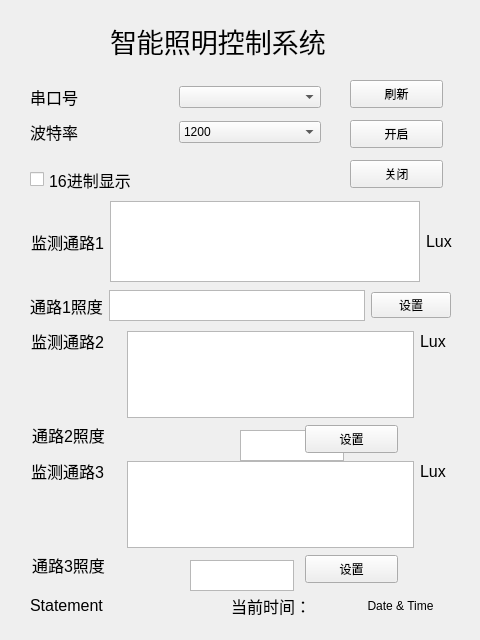
This is interface.ui in lifzcn/UpperComputerSoftware as Qt 5 draws it before an edit. The edited form follows.
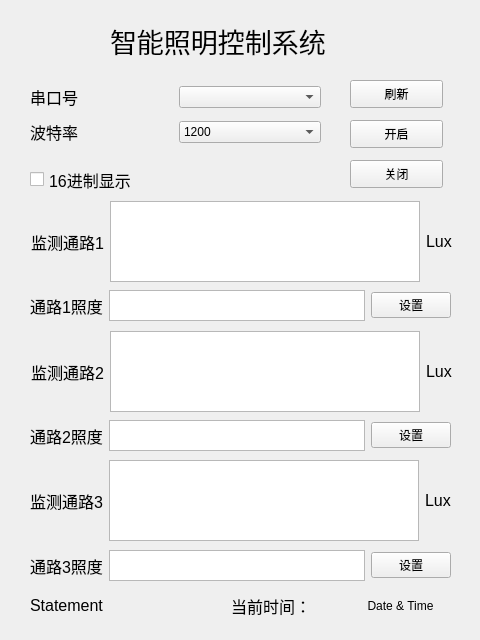
This is the edited form.

What changed in the file:
```diff
--- a/interface.ui
+++ b/interface.ui
@@ -236,187 +236,7 @@
     <string>刷新</string>
    </property>
   </widget>
-  <widget class="QTextEdit" name="textEdit_SetLight2">
-   <property name="geometry">
-    <rect>
-     <x>240</x>
-     <y>430</y>
-     <width>104</width>
-     <height>31</height>
-    </rect>
-   </property>
-  </widget>
-  <widget class="QTextEdit" name="textEdit_SetLight3">
-   <property name="geometry">
-    <rect>
-     <x>190</x>
-     <y>560</y>
-     <width>104</width>
-     <height>31</height>
-    </rect>
-   </property>
-  </widget>
-  <widget class="QLabel" name="label_MonitorName2">
-   <property name="geometry">
-    <rect>
-     <x>31</x>
-     <y>331</y>
-     <width>90</width>
-     <height>20</height>
-    </rect>
-   </property>
-   <property name="font">
-    <font>
-     <pointsize>12</pointsize>
-    </font>
-   </property>
-   <property name="text">
-    <string>监测通路2</string>
-   </property>
-  </widget>
-  <widget class="QTextEdit" name="textEdit_MonitorChannel1_2">
-   <property name="geometry">
-    <rect>
-     <x>127</x>
-     <y>331</y>
-     <width>287</width>
-     <height>87</height>
-    </rect>
-   </property>
-   <property name="readOnly">
-    <bool>true</bool>
-   </property>
-  </widget>
-  <widget class="QLabel" name="label_UnitName2">
-   <property name="geometry">
-    <rect>
-     <x>420</x>
-     <y>331</y>
-     <width>30</width>
-     <height>20</height>
-    </rect>
-   </property>
-   <property name="font">
-    <font>
-     <pointsize>12</pointsize>
-    </font>
-   </property>
-   <property name="text">
-    <string>Lux</string>
-   </property>
-  </widget>
-  <widget class="QLabel" name="label_SetLight2">
-   <property name="geometry">
-    <rect>
-     <x>32</x>
-     <y>425</y>
-     <width>90</width>
-     <height>20</height>
-    </rect>
-   </property>
-   <property name="font">
-    <font>
-     <pointsize>12</pointsize>
-    </font>
-   </property>
-   <property name="text">
-    <string>通路2照度</string>
-   </property>
-  </widget>
-  <widget class="QPushButton" name="pushButton_Set2">
-   <property name="geometry">
-    <rect>
-     <x>305</x>
-     <y>425</y>
-     <width>93</width>
-     <height>28</height>
-    </rect>
-   </property>
-   <property name="text">
-    <string>设置</string>
-   </property>
-  </widget>
-  <widget class="QLabel" name="label_MonitorName3">
-   <property name="geometry">
-    <rect>
-     <x>31</x>
-     <y>461</y>
-     <width>90</width>
-     <height>20</height>
-    </rect>
-   </property>
-   <property name="font">
-    <font>
-     <pointsize>12</pointsize>
-    </font>
-   </property>
-   <property name="text">
-    <string>监测通路3</string>
-   </property>
-  </widget>
-  <widget class="QTextEdit" name="textEdit_MonitorChannel3">
-   <property name="geometry">
-    <rect>
-     <x>127</x>
-     <y>461</y>
-     <width>287</width>
-     <height>87</height>
-    </rect>
-   </property>
-   <property name="readOnly">
-    <bool>true</bool>
-   </property>
-  </widget>
-  <widget class="QLabel" name="label_UnitName3">
-   <property name="geometry">
-    <rect>
-     <x>420</x>
-     <y>461</y>
-     <width>30</width>
-     <height>20</height>
-    </rect>
-   </property>
-   <property name="font">
-    <font>
-     <pointsize>12</pointsize>
-    </font>
-   </property>
-   <property name="text">
-    <string>Lux</string>
-   </property>
-  </widget>
-  <widget class="QLabel" name="label_SetLight3">
-   <property name="geometry">
-    <rect>
-     <x>32</x>
-     <y>555</y>
-     <width>90</width>
-     <height>20</height>
-    </rect>
-   </property>
-   <property name="font">
-    <font>
-     <pointsize>12</pointsize>
-    </font>
-   </property>
-   <property name="text">
-    <string>通路3照度</string>
-   </property>
-  </widget>
-  <widget class="QPushButton" name="pushButton_Set3">
-   <property name="geometry">
-    <rect>
-     <x>305</x>
-     <y>555</y>
-     <width>93</width>
-     <height>28</height>
-    </rect>
-   </property>
-   <property name="text">
-    <string>设置</string>
-   </property>
-  </widget>
-  <widget class="QWidget" name="">
+  <widget class="QWidget" name="layoutWidget">
    <property name="geometry">
     <rect>
      <x>31</x>
@@ -496,6 +316,160 @@
     </item>
    </layout>
   </widget>
+  <widget class="QWidget" name="">
+   <property name="geometry">
+    <rect>
+     <x>31</x>
+     <y>331</y>
+     <width>421</width>
+     <height>81</height>
+    </rect>
+   </property>
+   <layout class="QGridLayout" name="gridLayout_3">
+    <item row="0" column="0">
+     <widget class="QLabel" name="label_MonitorName2">
+      <property name="font">
+       <font>
+        <pointsize>12</pointsize>
+       </font>
+      </property>
+      <property name="text">
+       <string>监测通路2</string>
+      </property>
+     </widget>
+    </item>
+    <item row="0" column="1">
+     <widget class="QTextEdit" name="textEdit_MonitorChannel2">
+      <property name="readOnly">
+       <bool>true</bool>
+      </property>
+     </widget>
+    </item>
+    <item row="0" column="2">
+     <widget class="QLabel" name="label_UnitName2">
+      <property name="font">
+       <font>
+        <pointsize>12</pointsize>
+       </font>
+      </property>
+      <property name="text">
+       <string>Lux</string>
+      </property>
+     </widget>
+    </item>
+   </layout>
+  </widget>
+  <widget class="QWidget" name="">
+   <property name="geometry">
+    <rect>
+     <x>30</x>
+     <y>420</y>
+     <width>421</width>
+     <height>31</height>
+    </rect>
+   </property>
+   <layout class="QGridLayout" name="gridLayout_4">
+    <item row="0" column="0">
+     <widget class="QLabel" name="label_SetLight2">
+      <property name="font">
+       <font>
+        <pointsize>12</pointsize>
+       </font>
+      </property>
+      <property name="text">
+       <string>通路2照度</string>
+      </property>
+     </widget>
+    </item>
+    <item row="0" column="1">
+     <widget class="QTextEdit" name="textEdit_SetLight2"/>
+    </item>
+    <item row="0" column="2">
+     <widget class="QPushButton" name="pushButton_Set2">
+      <property name="text">
+       <string>设置</string>
+      </property>
+     </widget>
+    </item>
+   </layout>
+  </widget>
+  <widget class="QWidget" name="">
+   <property name="geometry">
+    <rect>
+     <x>30</x>
+     <y>460</y>
+     <width>421</width>
+     <height>81</height>
+    </rect>
+   </property>
+   <layout class="QGridLayout" name="gridLayout_5">
+    <item row="0" column="0">
+     <widget class="QLabel" name="label_MonitorName3">
+      <property name="font">
+       <font>
+        <pointsize>12</pointsize>
+       </font>
+      </property>
+      <property name="text">
+       <string>监测通路3</string>
+      </property>
+     </widget>
+    </item>
+    <item row="0" column="1">
+     <widget class="QTextEdit" name="textEdit_MonitorChannel3">
+      <property name="readOnly">
+       <bool>true</bool>
+      </property>
+     </widget>
+    </item>
+    <item row="0" column="2">
+     <widget class="QLabel" name="label_UnitName3">
+      <property name="font">
+       <font>
+        <pointsize>12</pointsize>
+       </font>
+      </property>
+      <property name="text">
+       <string>Lux</string>
+      </property>
+     </widget>
+    </item>
+   </layout>
+  </widget>
+  <widget class="QWidget" name="">
+   <property name="geometry">
+    <rect>
+     <x>30</x>
+     <y>550</y>
+     <width>421</width>
+     <height>31</height>
+    </rect>
+   </property>
+   <layout class="QGridLayout" name="gridLayout_6">
+    <item row="0" column="0">
+     <widget class="QLabel" name="label_SetLight3">
+      <property name="font">
+       <font>
+        <pointsize>12</pointsize>
+       </font>
+      </property>
+      <property name="text">
+       <string>通路3照度</string>
+      </property>
+     </widget>
+    </item>
+    <item row="0" column="1">
+     <widget class="QTextEdit" name="textEdit_SetLight3"/>
+    </item>
+    <item row="0" column="2">
+     <widget class="QPushButton" name="pushButton_Set3">
+      <property name="text">
+       <string>设置</string>
+      </property>
+     </widget>
+    </item>
+   </layout>
+  </widget>
  </widget>
  <resources/>
  <connections/>
```
